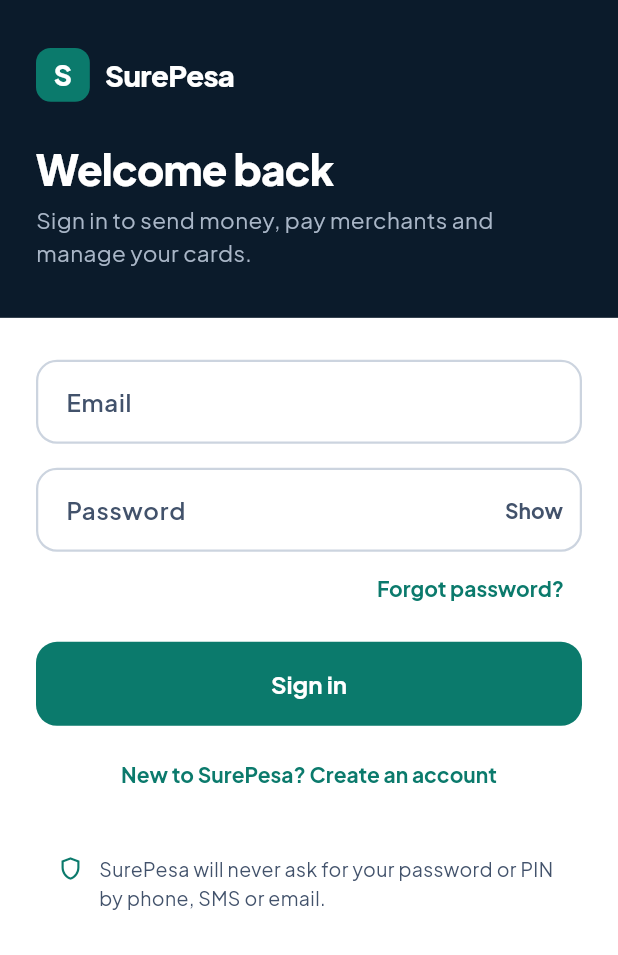
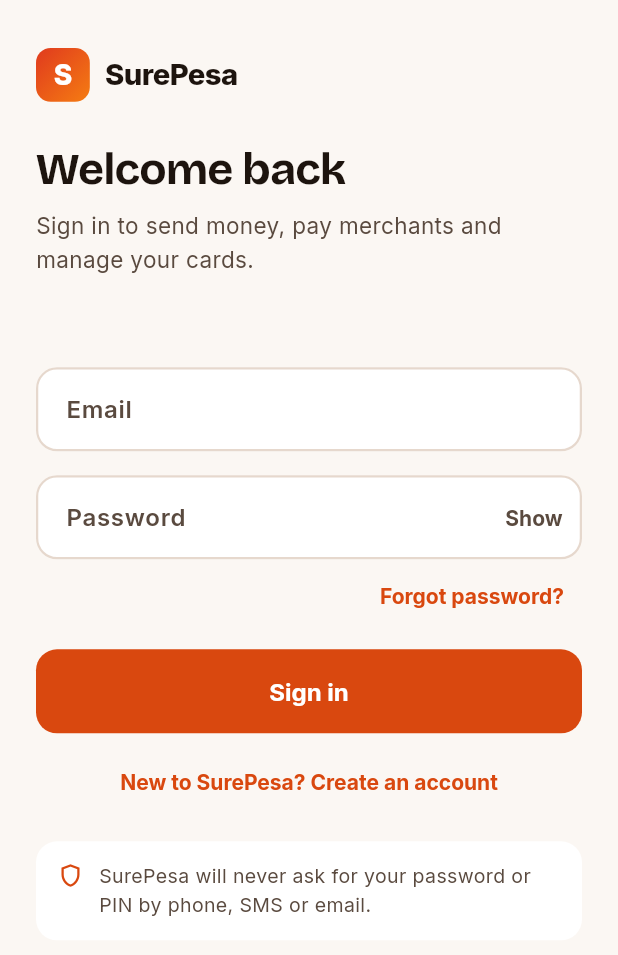
Before and after one commit to elonixtz-dotcom/Surepesa, a Flutter app: the screen it shows after launch, on a phone screen of 412 x 824 dp. Shown: the top 955 px of the screen. Run offline on Flutter 3.47's test engine with Material 3 defaults, Android fonts, the phone set to English and light mode, and no system bars; our stand-ins replace flutter_secure_storage, google_fonts.

Commit message:
Customer app and back office: warm palette from the merchant portal
Cream ground, red-orange accent with a gradient on the logo, balance
card and Send action, warm near-black text; Inter body with Bricolage
Grotesque headings. Dark mode in the back office follows the same hues.

Co-Authored-By: Claude Opus 5.5 <noreply@anthropic.com>

```diff
--- a/mobile/lib/core/theme.dart
+++ b/mobile/lib/core/theme.dart
@@ -3,26 +3,27 @@ import 'package:google_fonts/google_fonts.dart';
 
 /// "Ledger": the SurePesa visual system (see the SurePesa app design canvas).
 ///
-/// Money surfaces sit on ink; everything else is white cards on a cool grey ground with one
-/// deep-teal accent. Status colours always come with words, never colour alone.
+/// Warm system shared with the merchant portal: white cards on a cream ground, one red-orange
+/// accent (solid on controls, a gradient on the balance card and logo), warm near-black text.
+/// Status colours always come with words, never colour alone. Token names predate the palette.
 class SpColors {
-  // Accent. `teal` is dark enough for white text on buttons (WCAG AA).
-  static const teal = Color(0xFF0B7A6C);
-  static const tealDark = Color(0xFF08594F);
-  static const tealLight = Color(0xFF7FD6C6); // accent on ink surfaces
-  static const mint = Color(0xFFDDF2EE); // teal tint: icon chips, focus ring
+  // Accent (named teal for history). Dark enough for bold white text on buttons.
+  static const teal = Color(0xFFD9480F);
+  static const tealDark = Color(0xFFB8460A);
+  static const tealLight = Color(0xFFFFD9C2); // accent on dark and gradient surfaces
+  static const mint = Color(0xFFFDEBE0); // accent tint: icon chips, focus ring
   static const mintSoft = ground; // legacy name: the app background
 
   // Neutrals.
-  static const ink = Color(0xFF0B1B2B); // text, and the ground of money surfaces
-  static const ink2 = Color(0xFF42526B); // secondary text, labels
-  static const inkMuted = Color(0xFF5B6B82); // captions
-  static const inkSurface = Color(0xFF13293F); // raised elements on ink
-  static const inkMutedOnDark = Color(0xFFA9B6C7);
-  static const ground = Color(0xFFF4F6F9);
+  static const ink = Color(0xFF1D140E); // text, and dark surfaces (unlock, cards)
+  static const ink2 = Color(0xFF5A4A3F); // secondary text, labels
+  static const inkMuted = Color(0xFF7A6A5E); // captions
+  static const inkSurface = Color(0x2EFFFFFF); // raised elements on dark or gradient surfaces
+  static const inkMutedOnDark = Color(0xFFFFE6D6);
+  static const ground = Color(0xFFFBF7F3);
   static const surface = Colors.white;
-  static const line = Color(0xFFEEF1F5); // row dividers
-  static const border = Color(0xFFCCD4DF); // control borders
+  static const line = Color(0xFFF3EBE4); // row dividers
+  static const border = Color(0xFFE6D8CD); // control borders
 
   // Status: text colour and its soft background.
   static const positive = Color(0xFF127A4B);
@@ -34,8 +35,14 @@ class SpColors {
   static const info = Color(0xFF23409A);
   static const infoSoft = Color(0xFFE8EEFB);
 
-  // Legacy names kept for screens that still reference them; both are flat now (no washes).
-  static const cardGradient = LinearGradient(colors: [ink, ink]);
+  /// The brand gradient: primary hero surfaces only (balance card, logo, the Send action).
+  static const brandGradient = LinearGradient(
+    begin: Alignment.topLeft,
+    end: Alignment.bottomRight,
+    colors: [Color(0xFFE03A1E), Color(0xFFF57C12)],
+  );
+
+  static const cardGradient = brandGradient;
   static const backgroundGradient = LinearGradient(colors: [ground, ground]);
 }
 
@@ -70,10 +77,19 @@ ThemeData buildTheme() {
     scaffoldBackgroundColor: SpColors.ground,
     splashFactory: InkSparkle.splashFactory,
   );
-  final text = GoogleFonts.plusJakartaSansTextTheme(base.textTheme).apply(
-    bodyColor: SpColors.ink,
-    displayColor: SpColors.ink,
-  );
+  // Inter for reading, Bricolage Grotesque for headings, as in the merchant portal.
+  final body = GoogleFonts.interTextTheme(base.textTheme);
+  TextStyle? display(TextStyle? s) => GoogleFonts.bricolageGrotesque(textStyle: s, fontWeight: FontWeight.w700);
+  final text = body
+      .copyWith(
+        displayLarge: display(body.displayLarge),
+        displayMedium: display(body.displayMedium),
+        displaySmall: display(body.displaySmall),
+        headlineLarge: display(body.headlineLarge),
+        headlineMedium: display(body.headlineMedium),
+        headlineSmall: display(body.headlineSmall),
+      )
+      .apply(bodyColor: SpColors.ink, displayColor: SpColors.ink);
   OutlineInputBorder outline(Color color, [double width = 1.5]) => OutlineInputBorder(
         borderRadius: BorderRadius.circular(SpRadii.control),
         borderSide: BorderSide(color: color, width: width),
--- a/mobile/lib/screens/auth_screen.dart
+++ b/mobile/lib/screens/auth_screen.dart
@@ -49,29 +49,29 @@ class _AuthScreenState extends State<AuthScreen> {
   @override
   Widget build(BuildContext context) {
     return Scaffold(
-      backgroundColor: SpColors.surface,
+      backgroundColor: SpColors.ground,
       body: SingleChildScrollView(
         child: Column(
           crossAxisAlignment: CrossAxisAlignment.stretch,
           children: [
             Container(
-              color: SpColors.ink,
+              color: SpColors.ground,
               padding: EdgeInsets.fromLTRB(24, MediaQuery.paddingOf(context).top + 32, 24, 32),
               child: Column(
                 crossAxisAlignment: CrossAxisAlignment.start,
                 children: [
-                  const SurePesaLogo(size: 26, onDark: true),
+                  const SurePesaLogo(size: 26),
                   const SizedBox(height: 28),
                   Text(
                     _signUp ? 'Create your account' : 'Welcome back',
-                    style: const TextStyle(color: Colors.white, fontSize: 28, fontWeight: FontWeight.w800, letterSpacing: -0.5, height: 1.15),
+                    style: Theme.of(context).textTheme.headlineMedium?.copyWith(fontSize: 30, letterSpacing: -0.6, height: 1.15),
                   ),
                   const SizedBox(height: 8),
                   Text(
                     _signUp
                         ? 'Send money, pay merchants and pay online with virtual cards.'
                         : 'Sign in to send money, pay merchants and manage your cards.',
-                    style: const TextStyle(color: SpColors.inkMutedOnDark, fontSize: 15, height: 1.5),
+                    style: const TextStyle(color: SpColors.ink2, fontSize: 15, height: 1.5),
                   ),
                 ],
               ),
--- a/mobile/lib/screens/home_screen.dart
+++ b/mobile/lib/screens/home_screen.dart
@@ -101,7 +101,8 @@ class _QuickActions extends StatelessWidget {
                         width: 56,
                         height: 56,
                         decoration: BoxDecoration(
-                          color: i == 0 ? SpColors.teal : SpColors.surface,
+                          gradient: i == 0 ? SpColors.brandGradient : null,
+                          color: i == 0 ? null : SpColors.surface,
                           borderRadius: BorderRadius.circular(18),
                         ),
                         child: Icon(icon, color: i == 0 ? Colors.white : SpColors.ink, size: 22),
--- a/mobile/lib/widgets/common.dart
+++ b/mobile/lib/widgets/common.dart
@@ -12,7 +12,7 @@ class GradientBackground extends StatelessWidget {
   Widget build(BuildContext context) => ColoredBox(color: SpColors.ground, child: child);
 }
 
-/// The SurePesa wordmark: a solid teal monogram and the name.
+/// The SurePesa wordmark: a gradient monogram and the name.
 class SurePesaLogo extends StatelessWidget {
   const SurePesaLogo({super.key, this.size = 26, this.onDark = false});
 
@@ -28,7 +28,7 @@ class SurePesaLogo extends StatelessWidget {
           width: size * 1.38,
           height: size * 1.38,
           alignment: Alignment.center,
-          decoration: BoxDecoration(color: SpColors.teal, borderRadius: BorderRadius.circular(size * 0.38)),
+          decoration: BoxDecoration(gradient: SpColors.brandGradient, borderRadius: BorderRadius.circular(size * 0.38)),
           child: Text('S', style: TextStyle(color: Colors.white, fontSize: size * 0.72, fontWeight: FontWeight.w800)),
         ),
         SizedBox(width: size * 0.4),
--- a/mobile/lib/widgets/virtual_card_face.dart
+++ b/mobile/lib/widgets/virtual_card_face.dart
@@ -15,7 +15,7 @@ class VirtualCardFace extends StatelessWidget {
   static const _gradient = LinearGradient(
     begin: Alignment.topLeft,
     end: Alignment.bottomRight,
-    colors: [SpColors.ink, SpColors.inkSurface, Color(0xFF0E4A4A)],
+    colors: [Color(0xFF1D140E), Color(0xFF3A2116), Color(0xFF8A3410)],
   );
 
   @override
```
Also changed, not shown: mobile/lib/widgets/balance_card.dart (+8 -4 lines), 4 other files.
